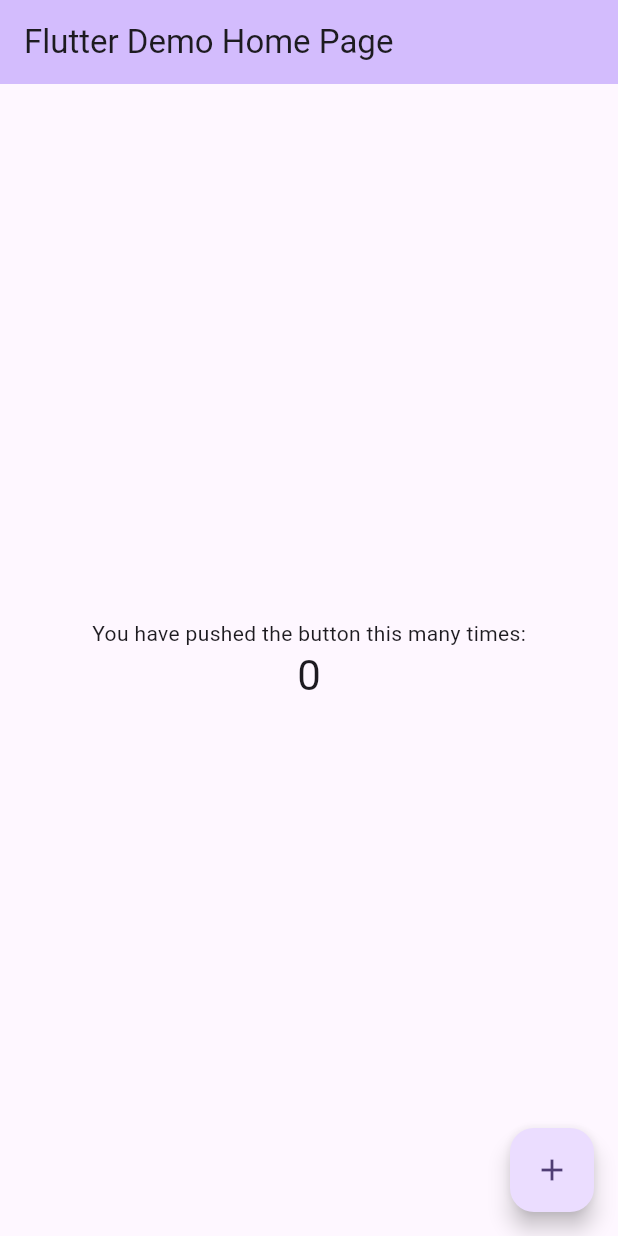
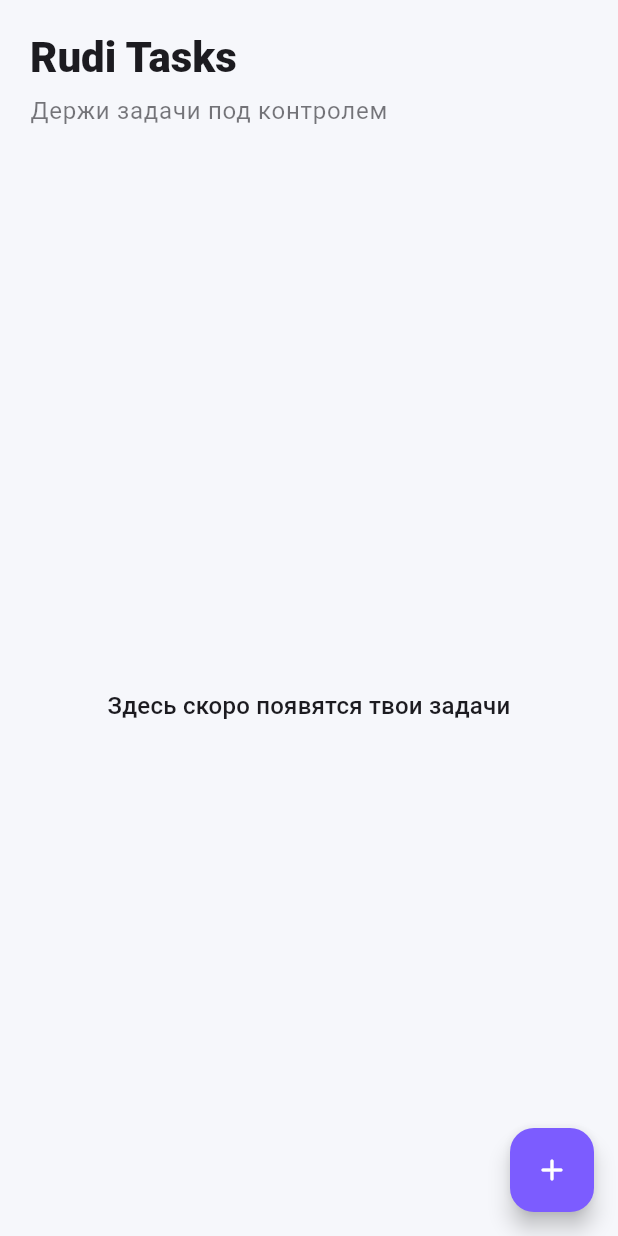
Before and after one commit to RudiApps/rudi-tasks, a Flutter app: the screen it shows after launch, on a phone screen of 412 x 824 dp. Run offline on Flutter 3.47's test engine with Material 3 defaults, Android fonts, the phone set to English and light mode, and no system bars.

Commit message:
Build initial Rudi Tasks UI

```diff
--- a/lib/main.dart
+++ b/lib/main.dart
@@ -1,122 +1,24 @@
 import 'package:flutter/material.dart';
 
+import 'screens/tasks/tasks_screen.dart';
+import 'theme/rudi_theme.dart';
+
 void main() {
-  runApp(const MyApp());
+  runApp(const RudiTasksApp());
 }
 
-class MyApp extends StatelessWidget {
-  const MyApp({super.key});
+class RudiTasksApp extends StatelessWidget {
+  const RudiTasksApp({super.key});
 
-  // This widget is the root of your application.
   @override
   Widget build(BuildContext context) {
     return MaterialApp(
-      title: 'Flutter Demo',
-      theme: ThemeData(
-        // This is the theme of your application.
-        //
-        // TRY THIS: Try running your application with "flutter run". You'll see
-        // the application has a purple toolbar. Then, without quitting the app,
-        // try changing the seedColor in the colorScheme below to Colors.green
-        // and then invoke "hot reload" (save your changes or press the "hot
-        // reload" button in a Flutter-supported IDE, or press "r" if you used
-        // the command line to start the app).
-        //
-        // Notice that the counter didn't reset back to zero; the application
-        // state is not lost during the reload. To reset the state, use hot
-        // restart instead.
-        //
-        // This works for code too, not just values: Most code changes can be
-        // tested with just a hot reload.
-        colorScheme: .fromSeed(seedColor: Colors.deepPurple),
-      ),
-      home: const MyHomePage(title: 'Flutter Demo Home Page'),
+      title: 'Rudi Tasks',
+      debugShowCheckedModeBanner: false,
+      theme: RudiTheme.light,
+      darkTheme: RudiTheme.dark,
+      themeMode: ThemeMode.system,
+      home: const TasksScreen(),
     );
   }
 }
-
-class MyHomePage extends StatefulWidget {
-  const MyHomePage({super.key, required this.title});
-
-  // This widget is the home page of your application. It is stateful, meaning
-  // that it has a State object (defined below) that contains fields that affect
-  // how it looks.
-
-  // This class is the configuration for the state. It holds the values (in this
-  // case the title) provided by the parent (in this case the App widget) and
-  // used by the build method of the State. Fields in a Widget subclass are
-  // always marked "final".
-
-  final String title;
-
-  @override
-  State<MyHomePage> createState() => _MyHomePageState();
-}
-
-class _MyHomePageState extends State<MyHomePage> {
-  int _counter = 0;
-
-  void _incrementCounter() {
-    setState(() {
-      // This call to setState tells the Flutter framework that something has
-      // changed in this State, which causes it to rerun the build method below
-      // so that the display can reflect the updated values. If we changed
-      // _counter without calling setState(), then the build method would not be
-      // called again, and so nothing would appear to happen.
-      _counter++;
-    });
-  }
-
-  @override
-  Widget build(BuildContext context) {
-    // This method is rerun every time setState is called, for instance as done
-    // by the _incrementCounter method above.
-    //
-    // The Flutter framework has been optimized to make rerunning build methods
-    // fast, so that you can just rebuild anything that needs updating rather
-    // than having to individually change instances of widgets.
-    return Scaffold(
-      appBar: AppBar(
-        // TRY THIS: Try changing the color here to a specific color (to
-        // Colors.amber, perhaps?) and trigger a hot reload to see the AppBar
-        // change color while the other colors stay the same.
-        backgroundColor: Theme.of(context).colorScheme.inversePrimary,
-        // Here we take the value from the MyHomePage object that was created by
-        // the App.build method, and use it to set our appbar title.
-        title: Text(widget.title),
-      ),
-      body: Center(
-        // Center is a layout widget. It takes a single child and positions it
-        // in the middle of the parent.
-        child: Column(
-          // Column is also a layout widget. It takes a list of children and
-          // arranges them vertically. By default, it sizes itself to fit its
-          // children horizontally, and tries to be as tall as its parent.
-          //
-          // Column has various properties to control how it sizes itself and
-          // how it positions its children. Here we use mainAxisAlignment to
-          // center the children vertically; the main axis here is the vertical
-          // axis because Columns are vertical (the cross axis would be
-          // horizontal).
-          //
-          // TRY THIS: Invoke "debug painting" (choose the "Toggle Debug Paint"
-          // action in the IDE, or press "p" in the console), to see the
-          // wireframe for each widget.
-          mainAxisAlignment: .center,
-          children: [
-            const Text('You have pushed the button this many times:'),
-            Text(
-              '$_counter',
-              style: Theme.of(context).textTheme.headlineMedium,
-            ),
-          ],
-        ),
-      ),
-      floatingActionButton: FloatingActionButton(
-        onPressed: _incrementCounter,
-        tooltip: 'Increment',
-        child: const Icon(Icons.add),
-      ),
-    );
-  }
-}
--- /dev/null
+++ b/lib/screens/tasks/tasks_screen.dart
@@ -0,0 +1,51 @@
+import 'package:flutter/material.dart';
+
+class TasksScreen extends StatelessWidget {
+  const TasksScreen({super.key});
+
+  @override
+  Widget build(BuildContext context) {
+    return Scaffold(
+      body: SafeArea(
+        child: Padding(
+          padding: const EdgeInsets.fromLTRB(20, 20, 20, 0),
+          child: Column(
+            crossAxisAlignment: CrossAxisAlignment.start,
+            children: [
+              Text(
+                'Rudi Tasks',
+                style: Theme.of(context).textTheme.headlineMedium?.copyWith(
+                      fontWeight: FontWeight.w800,
+                    ),
+              ),
+              const SizedBox(height: 6),
+              Text(
+                'Держи задачи под контролем',
+                style: Theme.of(context).textTheme.bodyLarge?.copyWith(
+                      color: Theme.of(context)
+                          .colorScheme
+                          .onSurface
+                          .withValues(alpha: 0.6),
+                    ),
+              ),
+              const SizedBox(height: 32),
+              Expanded(
+                child: Center(
+                  child: Text(
+                    'Здесь скоро появятся твои задачи',
+                    textAlign: TextAlign.center,
+                    style: Theme.of(context).textTheme.titleMedium,
+                  ),
+                ),
+              ),
+            ],
+          ),
+        ),
+      ),
+      floatingActionButton: FloatingActionButton(
+        onPressed: () {},
+        child: const Icon(Icons.add_rounded),
+      ),
+    );
+  }
+}
--- /dev/null
+++ b/lib/theme/rudi_theme.dart
@@ -0,0 +1,105 @@
+import 'package:flutter/material.dart';
+
+class RudiTheme {
+  RudiTheme._();
+
+  // Rudi apps palette
+  static const Color primary = Color(0xFF7C5CFF);
+  static const Color secondary = Color(0xFF3F8CFF);
+
+  static const Color darkBackground = Color(0xFF0B0D12);
+  static const Color darkSurface = Color(0xFF141720);
+
+  static const Color lightBackground = Color(0xFFF6F7FB);
+  static const Color lightSurface = Colors.white;
+
+  static ThemeData get dark {
+    final colorScheme = ColorScheme.fromSeed(
+      seedColor: primary,
+      brightness: Brightness.dark,
+    );
+
+    return ThemeData(
+      useMaterial3: true,
+      brightness: Brightness.dark,
+      colorScheme: colorScheme,
+      scaffoldBackgroundColor: darkBackground,
+
+      appBarTheme: const AppBarTheme(
+        backgroundColor: Colors.transparent,
+        elevation: 0,
+        centerTitle: false,
+      ),
+
+      floatingActionButtonTheme: const FloatingActionButtonThemeData(
+        backgroundColor: primary,
+        foregroundColor: Colors.white,
+      ),
+
+      inputDecorationTheme: InputDecorationTheme(
+        filled: true,
+        fillColor: darkSurface,
+        border: OutlineInputBorder(
+          borderRadius: BorderRadius.circular(16),
+          borderSide: BorderSide.none,
+        ),
+        enabledBorder: OutlineInputBorder(
+          borderRadius: BorderRadius.circular(16),
+          borderSide: BorderSide.none,
+        ),
+        focusedBorder: OutlineInputBorder(
+          borderRadius: BorderRadius.circular(16),
+          borderSide: const BorderSide(
+            color: primary,
+            width: 1.5,
+          ),
+        ),
+      ),
+    );
+  }
+
+  static ThemeData get light {
+    final colorScheme = ColorScheme.fromSeed(
+      seedColor: primary,
+      brightness: Brightness.light,
+    );
+
+    return ThemeData(
+      useMaterial3: true,
+      brightness: Brightness.light,
+      colorScheme: colorScheme,
+      scaffoldBackgroundColor: lightBackground,
+
+      appBarTheme: const AppBarTheme(
+        backgroundColor: Colors.transparent,
+        elevation: 0,
+        centerTitle: false,
+      ),
+
+      floatingActionButtonTheme: const FloatingActionButtonThemeData(
+        backgroundColor: primary,
+        foregroundColor: Colors.white,
+      ),
+
+      inputDecorationTheme: InputDecorationTheme(
+        filled: true,
+        fillColor: lightSurface,
+        border: OutlineInputBorder(
+          borderRadius: BorderRadius.circular(16),
+          borderSide: BorderSide.none,
+        ),
+        enabledBorder: OutlineInputBorder(
+          borderRadius: BorderRadius.circular(16),
+          borderSide: BorderSide.none,
+        ),
+        focusedBorder: OutlineInputBorder(
+          borderRadius: BorderRadius.circular(16),
+          borderSide: const BorderSide(
+            color: primary,
+            width: 1.5,
+          ),
+        ),
+      ),
+    );
+  }
+}
```
Also changed, not shown: 1 other file.
